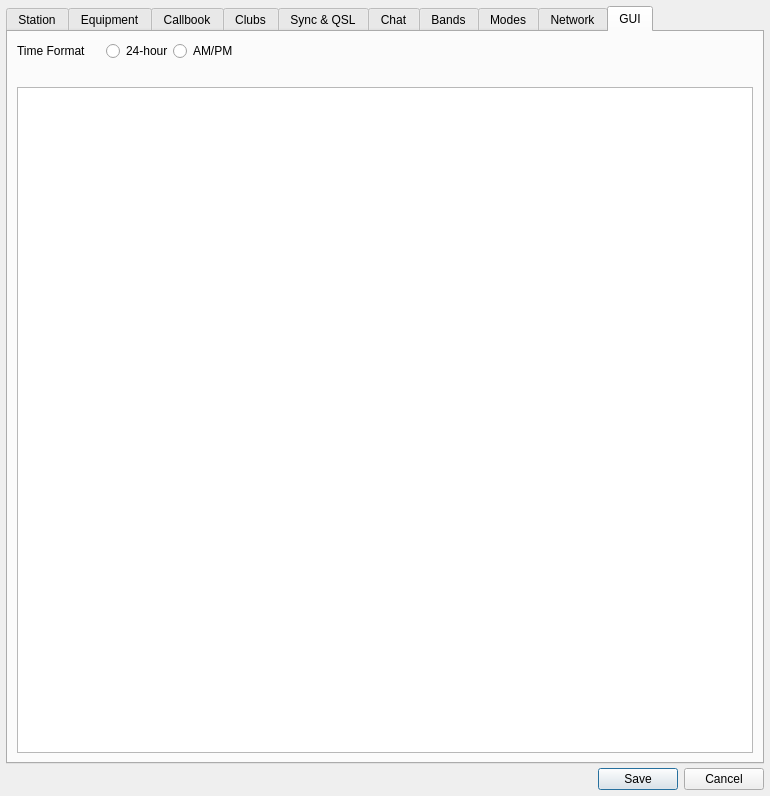
Above: ui/SettingsDialog.ui from jg3hlx/QLog before the change. Below: the same form after it.
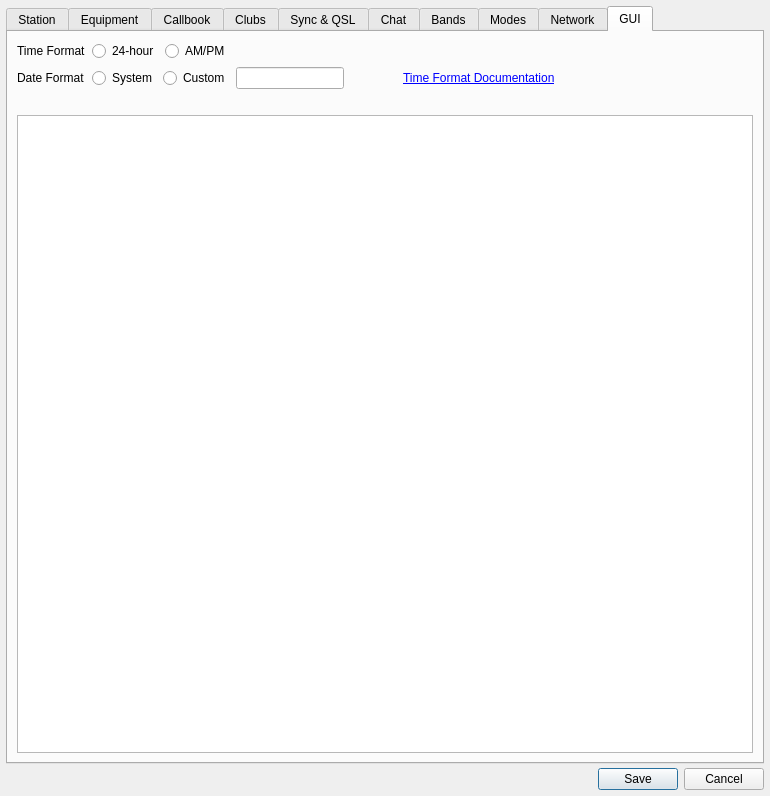
That is the form after the change. The open tabs and pages were chosen to show the change. Icons and pictures are not drawn. Custom widgets are drawn as their Qt base class.

Commit message: Settings: Added Date Format option

The edit to the form file:
```diff
--- a/ui/SettingsDialog.ui
+++ b/ui/SettingsDialog.ui
@@ -4211,44 +4211,16 @@
       </attribute>
       <layout class="QVBoxLayout" name="verticalLayout_14">
        <item>
-        <layout class="QHBoxLayout" name="timeLayout">
-         <property name="spacing">
-          <number>4</number>
-         </property>
-         <property name="bottomMargin">
-          <number>0</number>
-         </property>
-         <item>
-          <layout class="QHBoxLayout" name="horizontalLayout_34">
-           <property name="spacing">
-            <number>0</number>
+        <layout class="QFormLayout" name="dateTimeFormatLayout">
+         <item row="0" column="0">
+          <widget class="QLabel" name="timeFormatLabel">
+           <property name="text">
+            <string>Time Format</string>
            </property>
-           <property name="bottomMargin">
-            <number>0</number>
-           </property>
-           <item>
-            <widget class="QLabel" name="timeFormatLabel">
-             <property name="text">
-              <string>Time Format</string>
-             </property>
-            </widget>
-           </item>
-           <item>
-            <spacer name="horizontalSpacer_4">
-             <property name="orientation">
-              <enum>Qt::Horizontal</enum>
-             </property>
-             <property name="sizeType">
-              <enum>QSizePolicy::Minimum</enum>
-             </property>
-             <property name="sizeHint" stdset="0">
-              <size>
-               <width>20</width>
-               <height>20</height>
-              </size>
-             </property>
-            </spacer>
-           </item>
+          </widget>
+         </item>
+         <item row="0" column="1">
+          <layout class="QHBoxLayout" name="horizontalLayout_35">
            <item>
             <widget class="QRadioButton" name="timeFormat24RadioButton">
              <property name="text">
@@ -4284,6 +4256,109 @@
            </item>
           </layout>
          </item>
+         <item row="1" column="0">
+          <widget class="QLabel" name="dateFormatLabel">
+           <property name="text">
+            <string>Date Format</string>
+           </property>
+          </widget>
+         </item>
+         <item row="1" column="1">
+          <layout class="QHBoxLayout" name="horizontalLayout_36">
+           <item>
+            <widget class="QRadioButton" name="dateFormatSystemRadioButton">
+             <property name="text">
+              <string>System</string>
+             </property>
+             <attribute name="buttonGroup">
+              <string notr="true">buttonGroup_2</string>
+             </attribute>
+            </widget>
+           </item>
+           <item>
+            <widget class="QRadioButton" name="dateFormatCustomRadioButton">
+             <property name="text">
+              <string>Custom</string>
+             </property>
+             <attribute name="buttonGroup">
+              <string notr="true">buttonGroup_2</string>
+             </attribute>
+            </widget>
+           </item>
+           <item>
+            <widget class="QLineEdit" name="dateFormatStringEdit">
+             <property name="sizePolicy">
+              <sizepolicy hsizetype="Fixed" vsizetype="Fixed">
+               <horstretch>0</horstretch>
+               <verstretch>0</verstretch>
+              </sizepolicy>
+             </property>
+            </widget>
+           </item>
+           <item>
+            <spacer name="horizontalSpacer_5">
+             <property name="orientation">
+              <enum>Qt::Horizontal</enum>
+             </property>
+             <property name="sizeType">
+              <enum>QSizePolicy::Fixed</enum>
+             </property>
+             <property name="sizeHint" stdset="0">
+              <size>
+               <width>20</width>
+               <height>20</height>
+              </size>
+             </property>
+            </spacer>
+           </item>
+           <item>
+            <widget class="QLabel" name="dateFormatResultLabel">
+             <property name="text">
+              <string/>
+             </property>
+            </widget>
+           </item>
+           <item>
+            <spacer name="horizontalSpacer_4">
+             <property name="orientation">
+              <enum>Qt::Horizontal</enum>
+             </property>
+             <property name="sizeType">
+              <enum>QSizePolicy::Fixed</enum>
+             </property>
+             <property name="sizeHint" stdset="0">
+              <size>
+               <width>20</width>
+               <height>20</height>
+              </size>
+             </property>
+            </spacer>
+           </item>
+           <item>
+            <widget class="QLabel" name="dateFormatDocLabel">
+             <property name="text">
+              <string>&lt;a href=&quot;https://doc.qt.io/qt-6/qdate.html#fromString-1&quot;&gt;Time Format Documentation&lt;/a&gt;</string>
+             </property>
+             <property name="openExternalLinks">
+              <bool>true</bool>
+             </property>
+            </widget>
+           </item>
+           <item>
+            <spacer name="horizontalSpacer_6">
+             <property name="orientation">
+              <enum>Qt::Horizontal</enum>
+             </property>
+             <property name="sizeHint" stdset="0">
+              <size>
+               <width>40</width>
+               <height>20</height>
+              </size>
+             </property>
+            </spacer>
+           </item>
+          </layout>
+         </item>
         </layout>
        </item>
        <item>
```
Left out of the diff: 69 changed lines with no effect on the pictures. The commit also changes 4 other files.
